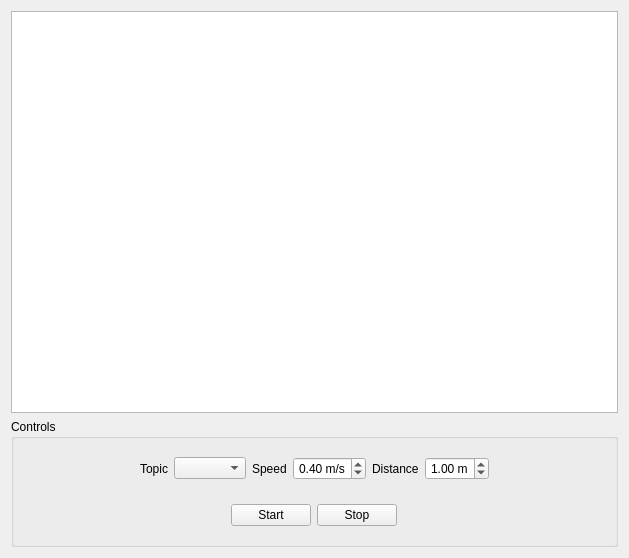
yujinrobot/kobuki, file kobuki_qtestsuite/src/kobuki_qtestsuite/ui/climbing.ui: the form before one commit.
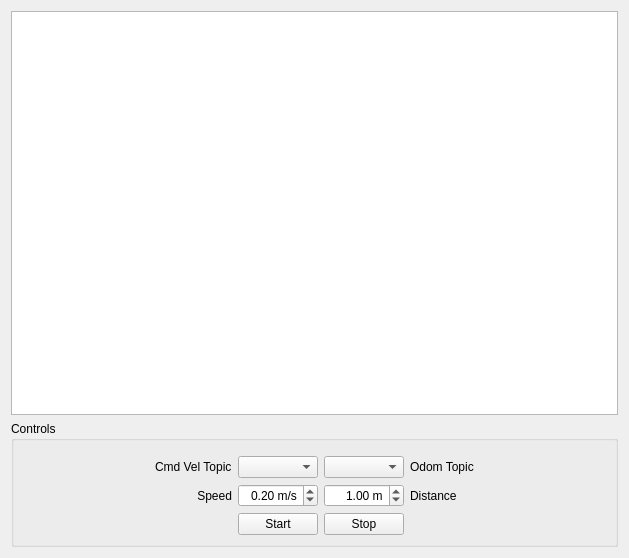
The form after the commit. Icons and pictures are not drawn. Custom widgets are drawn as their Qt base class.

Commit message: climbing test finished.

```diff
--- a/kobuki_qtestsuite/src/kobuki_qtestsuite/ui/climbing.ui
+++ b/kobuki_qtestsuite/src/kobuki_qtestsuite/ui/climbing.ui
@@ -17,7 +17,7 @@
    <iconset resource="../resources/common.qrc">
     <normaloff>:/images/kobuki_icon.png</normaloff>:/images/kobuki_icon.png</iconset>
   </property>
-  <layout class="QVBoxLayout" name="verticalLayout_2">
+  <layout class="QVBoxLayout" name="verticalLayout">
    <item>
     <widget class="QTextBrowser" name="text_browser">
      <property name="autoFormatting">
@@ -44,8 +44,8 @@
      <property name="title">
       <string>Controls</string>
      </property>
-     <layout class="QVBoxLayout" name="verticalLayout">
-      <item>
+     <layout class="QGridLayout" name="gridLayout">
+      <item row="0" column="0" colspan="6">
        <widget class="QFrame" name="frame_2">
         <property name="frameShape">
          <enum>QFrame::NoFrame</enum>
@@ -53,43 +53,87 @@
         <property name="frameShadow">
          <enum>QFrame::Raised</enum>
         </property>
-        <layout class="QHBoxLayout" name="horizontalLayout_2">
-         <item>
+       </widget>
+      </item>
+      <item row="1" column="0">
           <spacer name="horizontalSpacer_4">
            <property name="orientation">
             <enum>Qt::Horizontal</enum>
            </property>
            <property name="sizeHint" stdset="0">
             <size>
-             <width>68</width>
-             <height>20</height>
+          <width>96</width>
+          <height>17</height>
             </size>
            </property>
           </spacer>
          </item>
-         <item>
+      <item row="1" column="1">
           <widget class="QLabel" name="label">
            <property name="text">
-            <string>Topic</string>
+         <string>Cmd Vel Topic</string>
            </property>
           </widget>
          </item>
-         <item>
-          <widget class="ExtendedComboBox" name="combo_box_topic">
+      <item row="1" column="2">
+       <widget class="ExtendedComboBox" name="cmd_vel_topic_combo_box">
            <property name="editable">
             <bool>false</bool>
            </property>
           </widget>
          </item>
-         <item>
+      <item row="1" column="3">
+       <widget class="ExtendedComboBox" name="odom_topic_combo_box">
+        <property name="editable">
+         <bool>false</bool>
+        </property>
+       </widget>
+      </item>
+      <item row="1" column="4">
+       <widget class="QLabel" name="label_4">
+        <property name="text">
+         <string>Odom Topic</string>
+        </property>
+       </widget>
+      </item>
+      <item row="1" column="5">
+       <spacer name="horizontalSpacer">
+        <property name="orientation">
+         <enum>Qt::Horizontal</enum>
+        </property>
+        <property name="sizeHint" stdset="0">
+         <size>
+          <width>58</width>
+          <height>20</height>
+         </size>
+        </property>
+       </spacer>
+      </item>
+      <item row="2" column="0">
+       <spacer name="horizontalSpacer_5">
+        <property name="orientation">
+         <enum>Qt::Horizontal</enum>
+        </property>
+        <property name="sizeHint" stdset="0">
+         <size>
+          <width>96</width>
+          <height>17</height>
+         </size>
+        </property>
+       </spacer>
+      </item>
+      <item row="2" column="1">
           <widget class="QLabel" name="label_2">
            <property name="text">
             <string>Speed</string>
            </property>
-          </widget>
-         </item>
-         <item>
-          <widget class="QDoubleSpinBox" name="spinbox_speed">
+        <property name="alignment">
+         <set>Qt::AlignRight|Qt::AlignTrailing|Qt::AlignVCenter</set>
+        </property>
+       </widget>
+      </item>
+      <item row="2" column="2">
+       <widget class="QDoubleSpinBox" name="speed_spinbox">
            <property name="alignment">
             <set>Qt::AlignRight|Qt::AlignTrailing|Qt::AlignVCenter</set>
            </property>
@@ -106,19 +150,12 @@
             <double>0.100000000000000</double>
            </property>
            <property name="value">
-            <double>0.400000000000000</double>
+         <double>0.200000000000000</double>
            </property>
           </widget>
          </item>
-         <item>
-          <widget class="QLabel" name="label_3">
-           <property name="text">
-            <string>Distance</string>
-           </property>
-          </widget>
-         </item>
-         <item>
-          <widget class="QDoubleSpinBox" name="spinbox_distance">
+      <item row="2" column="3">
+       <widget class="QDoubleSpinBox" name="distance_spinbox">
            <property name="alignment">
             <set>Qt::AlignRight|Qt::AlignTrailing|Qt::AlignVCenter</set>
            </property>
@@ -139,73 +176,65 @@
            </property>
           </widget>
          </item>
-         <item>
-          <spacer name="horizontalSpacer">
+      <item row="2" column="4">
+       <widget class="QLabel" name="label_3">
+        <property name="text">
+         <string>Distance</string>
+        </property>
+       </widget>
+      </item>
+      <item row="2" column="5">
+       <spacer name="horizontalSpacer_2">
            <property name="orientation">
             <enum>Qt::Horizontal</enum>
            </property>
            <property name="sizeHint" stdset="0">
             <size>
-             <width>58</width>
+          <width>96</width>
              <height>20</height>
             </size>
            </property>
           </spacer>
          </item>
-        </layout>
-       </widget>
-      </item>
-      <item>
-       <widget class="QFrame" name="frame">
-        <property name="frameShape">
-         <enum>QFrame::NoFrame</enum>
-        </property>
-        <property name="frameShadow">
-         <enum>QFrame::Raised</enum>
-        </property>
-        <layout class="QHBoxLayout" name="horizontalLayout">
-         <item>
+      <item row="3" column="0" colspan="2">
           <spacer name="horizontalSpacer_6">
            <property name="orientation">
             <enum>Qt::Horizontal</enum>
            </property>
            <property name="sizeHint" stdset="0">
             <size>
-             <width>236</width>
+          <width>181</width>
              <height>20</height>
             </size>
            </property>
           </spacer>
          </item>
-         <item>
+      <item row="3" column="2">
           <widget class="QPushButton" name="start_button">
            <property name="text">
             <string>Start</string>
            </property>
           </widget>
          </item>
-         <item>
+      <item row="3" column="3">
           <widget class="QPushButton" name="stop_button">
            <property name="text">
             <string>Stop</string>
            </property>
           </widget>
          </item>
-         <item>
+      <item row="3" column="4" colspan="2">
           <spacer name="horizontalSpacer_3">
            <property name="orientation">
             <enum>Qt::Horizontal</enum>
            </property>
            <property name="sizeHint" stdset="0">
             <size>
-             <width>236</width>
+          <width>167</width>
              <height>20</height>
             </size>
            </property>
           </spacer>
-         </item>
-        </layout>
-       </widget>
       </item>
      </layout>
     </widget>
```
Lines whose indentation alone changed are shown as unchanged. The commit also changes 3 other files.
